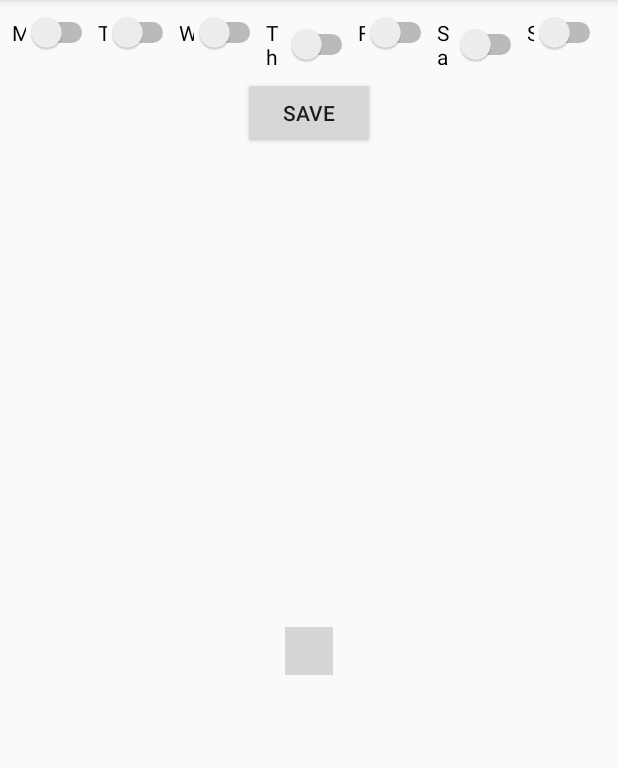
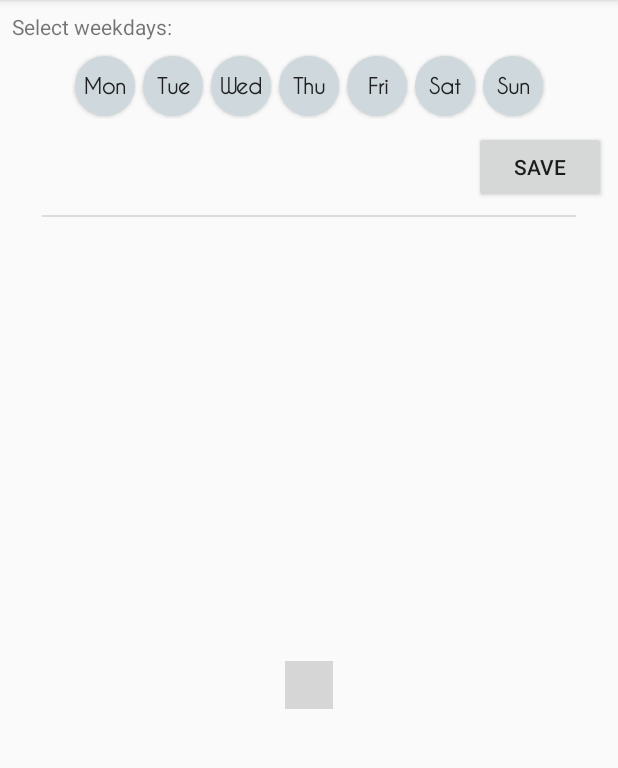
Before and after one commit to bethanw10/ReminderApp, an Android app: the screen it shows after launch (MainActivity), on a phone screen of 412 x 824 dp, the part 84-852 px from its top. Run offline under Robolectric (Android 15) with nearby library versions, the phone set to English and light mode, and no system bars; libraries missing offline, so code that uses them is left out: com.prolificinteractive.materialcalendarview; plain views replace MaterialCalendarView; 4 statements that could not run were skipped; grey boxes are pictures that could not be loaded.

Commit message:
Improve WeekdaySelector Replace switches in main activity with WeekdaySelector

```diff
--- a/app/src/main/java/bethan/alarmapp/MainActivity.java
+++ b/app/src/main/java/bethan/alarmapp/MainActivity.java
@@ -2,10 +2,8 @@ package bethan.alarmapp;
 
 import android.os.Bundle;
 import android.support.v7.app.AppCompatActivity;
-import android.util.Log;
 import android.view.View;
 import android.widget.Button;
-import android.widget.Switch;
 
 import com.prolificinteractive.materialcalendarview.CalendarDay;
 import com.prolificinteractive.materialcalendarview.MaterialCalendarView;
@@ -20,10 +18,9 @@ import java.util.List;
 // TODO: Butter knife?
 public class MainActivity extends AppCompatActivity {
 
+    WeekdaySelector weekdaySelector;
+
     MaterialCalendarView calendar;
-
-    Switch mondaySwitch, tuesdaySwitch, wednesdaySwitch, thursdaySwitch, fridaySwitch,
-            saturdaySwitch, sundaySwitch;
 
     Button saveBtn;
 
@@ -58,7 +55,7 @@ public class MainActivity extends AppCompatActivity {
         saveBtn.setOnClickListener(new View.OnClickListener() {
             @Override
             public void onClick(View v) {
-                List<DayOfWeek> daysOfWeek = getSelectedDayOfWeeks();
+                List<DayOfWeek> daysOfWeek = weekdaySelector.getSelectedDays();
 
                 weekdayRule = new WeekdayRule(daysOfWeek);
                 updateCalendar(weekdayRule);
@@ -84,31 +81,9 @@ public class MainActivity extends AppCompatActivity {
         setDatesSelected(calendar, datesToSelect);
     }
 
-    private List<DayOfWeek> getSelectedDayOfWeeks() {
-        List<DayOfWeek> daysOfWeek = new ArrayList<>();
-
-        if (mondaySwitch.isChecked()) daysOfWeek.add(DayOfWeek.MONDAY);
-        if (tuesdaySwitch.isChecked()) daysOfWeek.add(DayOfWeek.TUESDAY);
-        if (wednesdaySwitch.isChecked()) daysOfWeek.add(DayOfWeek.WEDNESDAY);
-        if (thursdaySwitch.isChecked()) daysOfWeek.add(DayOfWeek.THURSDAY);
-        if (fridaySwitch.isChecked()) daysOfWeek.add(DayOfWeek.FRIDAY);
-        if (saturdaySwitch.isChecked()) daysOfWeek.add(DayOfWeek.SATURDAY);
-        if (sundaySwitch.isChecked()) daysOfWeek.add(DayOfWeek.SUNDAY);
-
-        return daysOfWeek;
-    }
-
     private void getViews() {
+        weekdaySelector = findViewById(R.id.weekdaySelector);
         calendar = findViewById(R.id.calendarView);
-
-        mondaySwitch = findViewById(R.id.mondaySwitch);
-        tuesdaySwitch = findViewById(R.id.tuesdaySwitch);
-        wednesdaySwitch = findViewById(R.id.wednesdaySwitch);
-        thursdaySwitch = findViewById(R.id.thursdaySwitch);
-        fridaySwitch = findViewById(R.id.fridaySwitch);
-        saturdaySwitch = findViewById(R.id.saturdaySwitch);
-        sundaySwitch = findViewById(R.id.sundaySwitch);
-
         saveBtn = findViewById(R.id.saveBtn);
     }
 
--- a/app/src/main/java/bethan/alarmapp/WeekdaySelector.java
+++ b/app/src/main/java/bethan/alarmapp/WeekdaySelector.java
@@ -12,7 +12,7 @@ import org.threeten.bp.DayOfWeek;
 import java.util.ArrayList;
 import java.util.List;
 
-import static android.widget.CompoundButton.*;
+import static android.widget.CompoundButton.OnCheckedChangeListener;
 
 // TODO: Custom attributes
 public class WeekdaySelector extends LinearLayout {
--- /dev/null
+++ b/app/src/main/res/color/round_button_text_color.xml
@@ -0,0 +1,7 @@
+<?xml version="1.0" encoding="utf-8"?>
+<selector xmlns:android="http://schemas.android.com/apk/res/android">
+
+    <item android:state_checked="false" android:color="#212121" />
+    <item android:state_checked="true" android:color="#ffffff" />
+    <item android:color="#212121" />
+</selector>
--- a/app/src/main/res/drawable/round_button.xml
+++ b/app/src/main/res/drawable/round_button.xml
@@ -9,7 +9,7 @@
     <item android:state_checked="true">
         <shape android:shape="rectangle">
             <corners android:radius="1000dp" />
-            <solid android:color="#42a5f5"/>
+            <solid android:color="@color/colorPrimary" />
         </shape>
     </item>
 </selector>
--- a/app/src/main/res/layout/activity_main.xml
+++ b/app/src/main/res/layout/activity_main.xml
@@ -6,72 +6,19 @@
     android:layout_height="match_parent"
     tools:context=".MainActivity">
 
-    <LinearLayout
-        android:id="@+id/linearLayout"
-        android:layout_width="0dp"
+    <TextView
+        android:id="@+id/textView"
+        android:layout_width="wrap_content"
         android:layout_height="wrap_content"
         android:layout_marginStart="8dp"
         android:layout_marginLeft="8dp"
         android:layout_marginTop="8dp"
-        android:layout_marginEnd="8dp"
-        android:layout_marginRight="8dp"
-        android:orientation="horizontal"
-        app:layout_constraintEnd_toEndOf="parent"
+        android:text="Select weekdays:"
         app:layout_constraintStart_toStartOf="parent"
-        app:layout_constraintTop_toTopOf="parent">
+        app:layout_constraintTop_toTopOf="parent" />
 
-        <Switch
-            android:id="@+id/mondaySwitch"
-            android:layout_width="wrap_content"
-            android:layout_height="wrap_content"
-            android:layout_weight="1"
-            android:text="M" />
-
-        <Switch
-            android:id="@+id/tuesdaySwitch"
-            android:layout_width="wrap_content"
-            android:layout_height="wrap_content"
-            android:layout_weight="1"
-            android:text="T" />
-
-        <Switch
-            android:id="@+id/wednesdaySwitch"
-            android:layout_width="wrap_content"
-            android:layout_height="wrap_content"
-            android:layout_weight="1"
-            android:text="W" />
-
-        <Switch
-            android:id="@+id/thursdaySwitch"
-            android:layout_width="wrap_content"
-            android:layout_height="wrap_content"
-            android:layout_weight="1"
-            android:text="Th" />
-
-        <Switch
-            android:id="@+id/fridaySwitch"
-            android:layout_width="wrap_content"
-            android:layout_height="wrap_content"
-            android:layout_weight="1"
-            android:text="F" />
-
-        <Switch
-            android:id="@+id/saturdaySwitch"
-            android:layout_width="wrap_content"
-            android:layout_height="wrap_content"
-            android:layout_weight="1"
-            android:text="Sa" />
-
-        <Switch
-            android:id="@+id/sundaySwitch"
-            android:layout_width="wrap_content"
-            android:layout_height="wrap_content"
-            android:layout_weight="1"
-            android:text="S" />
-    </LinearLayout>
-
-    <Button
-        android:id="@+id/saveBtn"
+    <bethan.alarmapp.WeekdaySelector
+        android:id="@+id/weekdaySelector"
         android:layout_width="wrap_content"
         android:layout_height="wrap_content"
         android:layout_marginStart="8dp"
@@ -79,28 +26,50 @@
         android:layout_marginTop="8dp"
         android:layout_marginEnd="8dp"
         android:layout_marginRight="8dp"
+        app:layout_constraintEnd_toEndOf="parent"
+        app:layout_constraintStart_toStartOf="parent"
+        app:layout_constraintTop_toBottomOf="@+id/textView" />
+
+    <Button
+        android:id="@+id/saveBtn"
+        android:layout_width="wrap_content"
+        android:layout_height="wrap_content"
+        android:layout_marginTop="8dp"
+        android:layout_marginEnd="8dp"
+        android:layout_marginRight="8dp"
         android:text="Save"
         app:layout_constraintEnd_toEndOf="parent"
+        app:layout_constraintTop_toBottomOf="@+id/weekdaySelector" />
+
+    <View
+        android:id="@+id/divider"
+        android:layout_width="356dp"
+        android:layout_height="1dp"
+        android:layout_marginStart="8dp"
+        android:layout_marginLeft="8dp"
+        android:layout_marginTop="8dp"
+        android:layout_marginEnd="8dp"
+        android:layout_marginRight="8dp"
+        android:background="?android:attr/listDivider"
+        app:layout_constraintEnd_toEndOf="parent"
         app:layout_constraintStart_toStartOf="parent"
-        app:layout_constraintTop_toBottomOf="@+id/linearLayout" />
+        app:layout_constraintTop_toBottomOf="@+id/saveBtn" />
 
     <com.prolificinteractive.materialcalendarview.MaterialCalendarView
         android:id="@+id/calendarView"
         android:layout_width="wrap_content"
         android:layout_height="wrap_content"
         android:layout_marginStart="8dp"
-        android:layout_marginLeft="8dp"
-        android:layout_marginTop="8dp"
+        android:layout_marginLeft="16dp"
+        android:layout_marginTop="16dp"
         android:layout_marginEnd="8dp"
-        android:layout_marginRight="8dp"
-        android:layout_marginBottom="8dp"
+        android:layout_marginRight="16dp"
+        android:layout_marginBottom="16dp"
         app:layout_constraintBottom_toBottomOf="parent"
         app:layout_constraintEnd_toEndOf="parent"
         app:layout_constraintStart_toStartOf="parent"
-        app:layout_constraintTop_toBottomOf="@+id/saveBtn"
-        app:mcv_selectionColor="@color/colorPrimaryDark"
-        app:mcv_showOtherDates="all">
-
-    </com.prolificinteractive.materialcalendarview.MaterialCalendarView>
+        app:layout_constraintTop_toBottomOf="@+id/divider"
+        app:mcv_selectionColor="@color/colorPrimary"
+        app:mcv_showOtherDates="all"></com.prolificinteractive.materialcalendarview.MaterialCalendarView>
 
 </android.support.constraint.ConstraintLayout>
--- a/app/src/main/res/layout/weekday_selector.xml
+++ b/app/src/main/res/layout/weekday_selector.xml
@@ -7,15 +7,20 @@
         android:id="@+id/mondayBtn"
         android:layout_width="40dp"
         android:layout_height="40dp"
-        android:layout_marginStart="5dp"
-        android:layout_marginLeft="5dp"
+        android:layout_marginStart="2dp"
+        android:layout_marginLeft="2dp"
+        android:layout_marginTop="2dp"
+        android:layout_marginBottom="2dp"
         android:layout_weight="1"
         android:background="@drawable/round_button"
         android:checked="false"
+        android:fontFamily="@font/caviar_dreams"
         android:text="Mon"
         android:textAllCaps="false"
+        android:textColor="@color/round_button_text_color"
         android:textOff="Mon"
         android:textOn="Mon"
+        android:textStyle="bold"
         android:typeface="normal" />
 
     <ToggleButton
@@ -24,13 +29,18 @@
         android:layout_height="40dp"
         android:layout_marginStart="5dp"
         android:layout_marginLeft="5dp"
+        android:layout_marginTop="2dp"
+        android:layout_marginBottom="2dp"
         android:layout_weight="1"
         android:background="@drawable/round_button"
         android:checked="false"
+        android:fontFamily="@font/caviar_dreams"
         android:text="Tue"
         android:textAllCaps="false"
+        android:textColor="@color/round_button_text_color"
         android:textOff="Tue"
         android:textOn="Tue"
+        android:textStyle="bold"
         android:typeface="normal" />
 
     <ToggleButton
@@ -39,13 +49,18 @@
         android:layout_height="40dp"
         android:layout_marginStart="5dp"
         android:layout_marginLeft="5dp"
+        android:layout_marginTop="2dp"
+        android:layout_marginBottom="2dp"
         android:layout_weight="1"
         android:background="@drawable/round_button"
         android:checked="false"
+        android:fontFamily="@font/caviar_dreams"
         android:text="Wed"
         android:textAllCaps="false"
+        android:textColor="@color/round_button_text_color"
         android:textOff="Wed"
         android:textOn="Wed"
+        android:textStyle="bold"
         android:typeface="normal" />
 
     <ToggleButton
@@ -54,13 +69,18 @@
         android:layout_height="40dp"
         android:layout_marginStart="5dp"
         android:layout_marginLeft="5dp"
+        android:layout_marginTop="2dp"
+        android:layout_marginBottom="2dp"
         android:layout_weight="1"
         android:background="@drawable/round_button"
         android:checked="false"
+        android:fontFamily="@font/caviar_dreams"
         android:text="Thu"
         android:textAllCaps="false"
+        android:textColor="@color/round_button_text_color"
         android:textOff="Thu"
         android:textOn="Thu"
+        android:textStyle="bold"
         android:typeface="normal" />
 
     <ToggleButton
@@ -69,13 +89,18 @@
         android:layout_height="40dp"
         android:layout_marginStart="5dp"
         android:layout_marginLeft="5dp"
+        android:layout_marginTop="2dp"
+        android:layout_marginBottom="2dp"
         android:layout_weight="1"
         android:background="@drawable/round_button"
         android:checked="false"
+        android:fontFamily="@font/caviar_dreams"
         android:text="Fri"
         android:textAllCaps="false"
+        android:textColor="@color/round_button_text_color"
         android:textOff="Fri"
         android:textOn="Fri"
+        android:textStyle="bold"
         android:typeface="normal" />
 
     <ToggleButton
@@ -84,13 +109,18 @@
         android:layout_height="40dp"
         android:layout_marginStart="5dp"
         android:layout_marginLeft="5dp"
+        android:layout_marginTop="2dp"
+        android:layout_marginBottom="2dp"
         android:layout_weight="1"
         android:background="@drawable/round_button"
         android:checked="false"
+        android:fontFamily="@font/caviar_dreams"
         android:text="Sat"
         android:textAllCaps="false"
+        android:textColor="@color/round_button_text_color"
         android:textOff="Sat"
         android:textOn="Sat"
+        android:textStyle="bold"
         android:typeface="normal" />
 
     <ToggleButton
@@ -99,12 +129,19 @@
         android:layout_height="40dp"
         android:layout_marginStart="5dp"
         android:layout_marginLeft="5dp"
+        android:layout_marginTop="2dp"
+        android:layout_marginEnd="2dp"
+        android:layout_marginRight="2dp"
+        android:layout_marginBottom="2dp"
         android:layout_weight="1"
         android:background="@drawable/round_button"
         android:checked="false"
+        android:fontFamily="@font/caviar_dreams"
         android:text="Sun"
         android:textAllCaps="false"
+        android:textColor="@color/round_button_text_color"
         android:textOff="Sun"
         android:textOn="Sun"
+        android:textStyle="bold"
         android:typeface="normal" />
 </LinearLayout>
```
Also changed, not shown: app/src/main/res/font/caviar_dreams.ttf (added).
